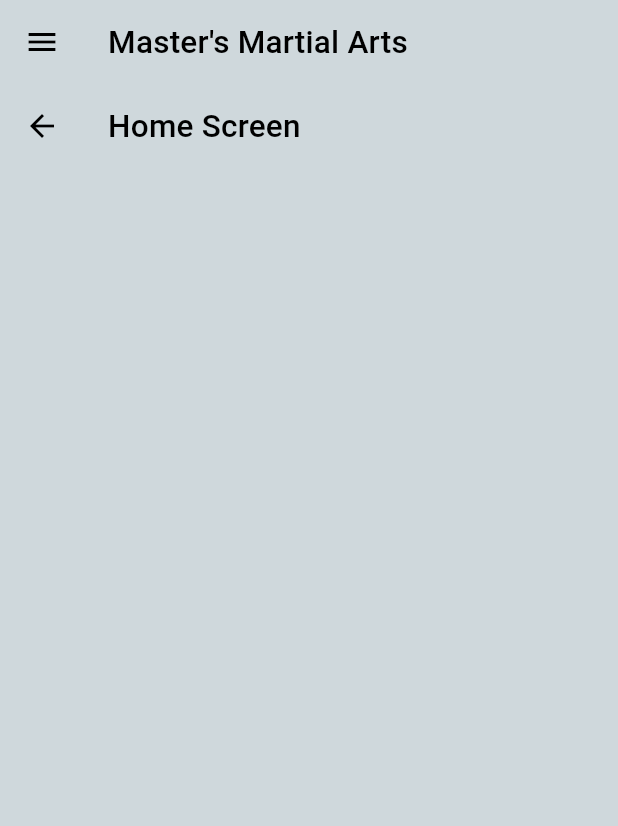
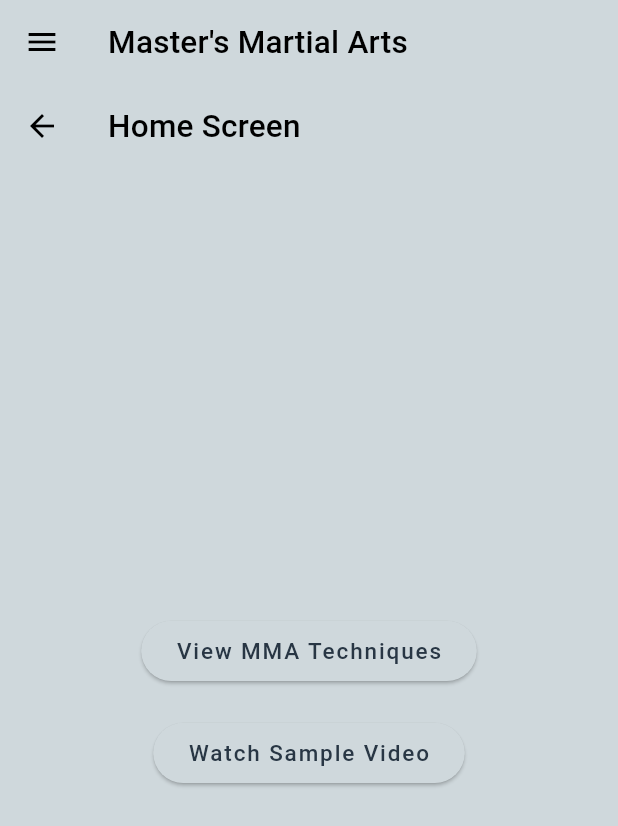
Before and after one commit to bastosmichael/mma-studio-app, a Flutter app: the screen it shows after launch, on a phone screen of 412 x 824 dp. Shown: the top 826 px of the screen. Run offline on Flutter 3.47's test engine with Material 3 defaults, Android fonts, the phone set to English and light mode, and no system bars; our stand-ins replace cached_network_image, go_router, google_fonts, responsive_framework, youtube_player_flutter.

Commit message:
Update multiple files

```diff
--- a/lib/config/router.dart
+++ b/lib/config/router.dart
@@ -1,17 +1,18 @@
-// Routes
 import 'package:flutter/material.dart';
 import 'package:go_router/go_router.dart';
 import 'package:mastersMartialArts/components/menu_scaffold.dart';
 import 'package:mastersMartialArts/screens/home/home_controller.dart';
 import 'package:mastersMartialArts/screens/splash_screen.dart';
 import 'package:mastersMartialArts/screens/youtube_video_screen.dart';
+import 'package:mastersMartialArts/screens/techniques_catalog.dart';
 
 class AppRoutes {
   static const splash = 'splash';
   static const home = 'home';
   static const youtubeVideo = 'youtube-video';
+  static const techniquesCatalog = 'techniques-catalog';
 
-  static const List<String> routes = [home, youtubeVideo];
+  static const List<String> routes = [home, youtubeVideo, techniquesCatalog];
 }
 
 final router = GoRouter(
@@ -37,7 +38,20 @@ final router = GoRouter(
       builder: (BuildContext context, GoRouterState state) {
         return const MenuScaffold(
           routeNames: AppRoutes.routes,
-          child: YouTubeVideoScreen(),
+          child: YouTubeVideoScreen(
+            videoId: 'UR9-AP2yzY0',
+            title: 'Sample Video',
+            description: 'This is a sample video description.',
+          ),
+        );
+      },
+    ),
+    GoRoute(
+      path: '/techniques-catalog',
+      builder: (BuildContext context, GoRouterState state) {
+        return MenuScaffold(
+          routeNames: AppRoutes.routes,
+          child: TechniquesCatalog(),
         );
       },
     ),
--- a/lib/screens/home/home_controller.dart
+++ b/lib/screens/home/home_controller.dart
@@ -1,23 +1,26 @@
 import 'package:flutter/material.dart';
+import 'package:go_router/go_router.dart';
 
-class HomeController extends StatefulWidget {
+class HomeController extends StatelessWidget {
   const HomeController({Key? key}) : super(key: key);
-  @override
-  State<HomeController> createState() => _HomeControllerState();
-}
-class _HomeControllerState extends State<HomeController> {
-  @override
-  void initState() {
-    super.initState();
-  }
+
   @override
   Widget build(BuildContext context) {
     return Scaffold(
       appBar: AppBar(title: const Text('Home Screen')),
-      body: const Center(
+      body: Center(
         child: Column(
           mainAxisAlignment: MainAxisAlignment.center,
-          children: <Widget>[
+          children: [
+            ElevatedButton(
+              child: const Text('View MMA Techniques'),
+              onPressed: () => context.go('/techniques-catalog'),
+            ),
+            SizedBox(height: 20),
+            ElevatedButton(
+              child: const Text('Watch Sample Video'),
+              onPressed: () => context.go('/youtube-video'),
+            ),
           ],
         ),
       ),
```
Also changed, not shown: lib/models/technique.dart (added, +15 -0 lines), lib/screens/techniques_catalog.dart (added, +94 -0 lines), lib/screens/youtube_video_screen.dart (+31 -9 lines).
